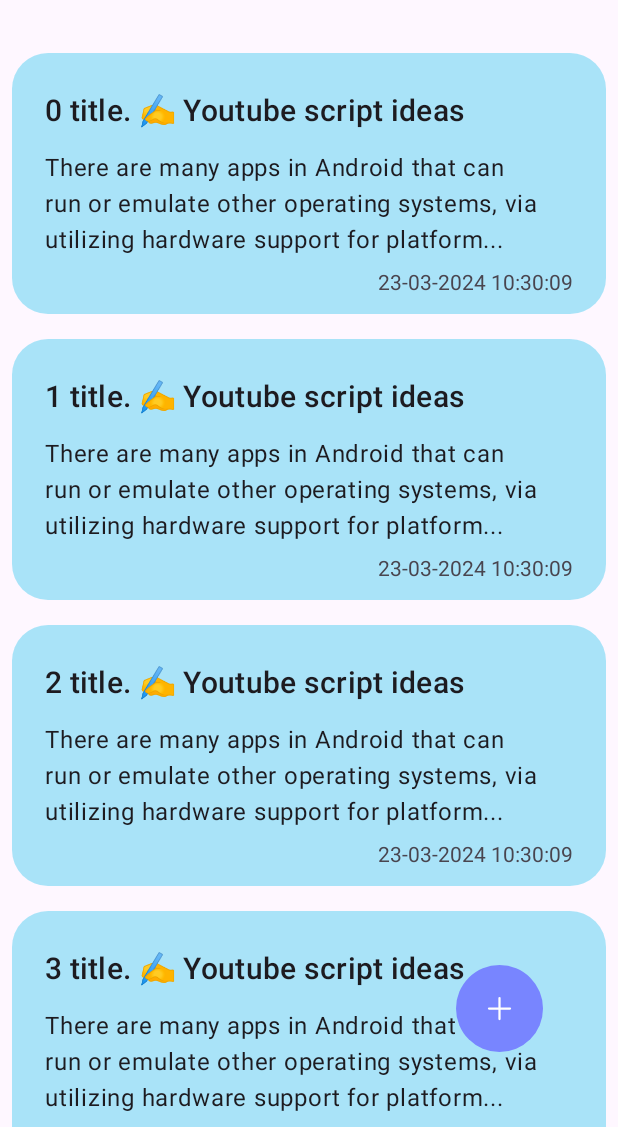
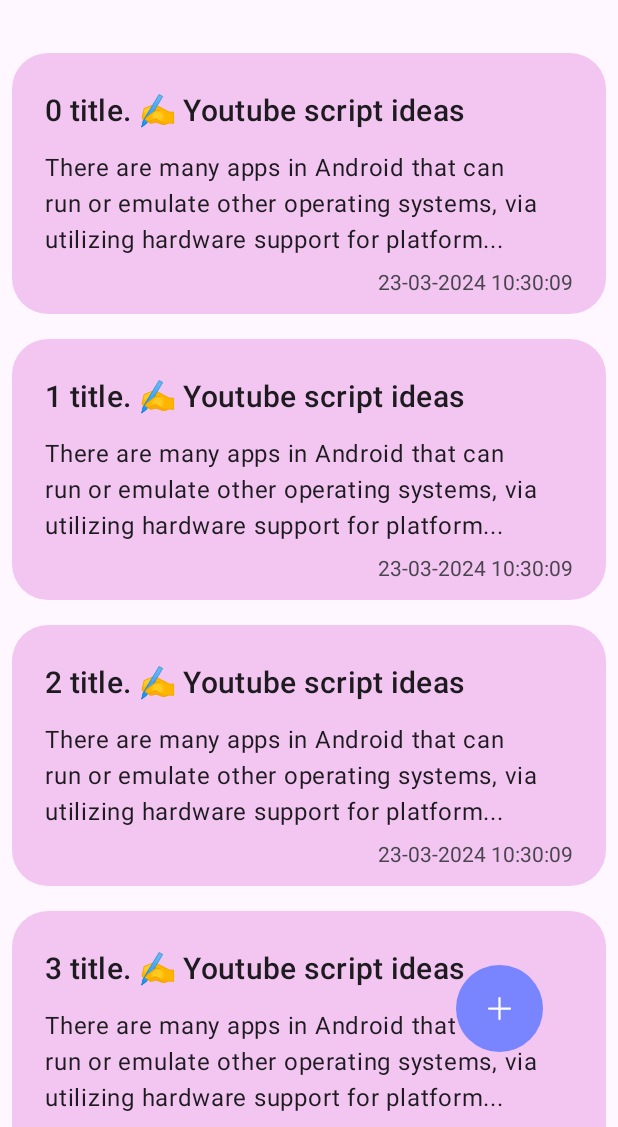
Before and after one commit to kitepea/NoteApp, an Android app: the screen it shows after launch (NoteRecyclerViewActivity), after a tap on "Login", on a phone screen of 412 x 824 dp, the part 109-1236 px from its top. Run offline under Robolectric (Android 15) with nearby library versions, the phone set to English and light mode, and no system bars; our stand-ins replace Room's generated code; 1 other tap on this screen came first.

Commit message:
Fix color change on scrolling
Dark mode issue on splash screen due to Xiaomi MIUI problem, work well on light mode

```diff
--- a/app/src/main/AndroidManifest.xml
+++ b/app/src/main/AndroidManifest.xml
@@ -25,7 +25,9 @@
 
         <activity
             android:name=".NoteRecyclerViewActivity"
-            android:exported="true"></activity>
+            android:exported="true">
+
+        </activity>
 
         <activity android:name="com.floki.noteapp.AddNoteActivity" />
     </application>
--- a/app/src/main/java/com/floki/noteapp/Adapter/NoteListAdapter.kt
+++ b/app/src/main/java/com/floki/noteapp/Adapter/NoteListAdapter.kt
@@ -10,7 +10,6 @@ import androidx.recyclerview.widget.RecyclerView
 import com.floki.noteapp.Model.Note
 import com.floki.noteapp.R
 import com.floki.noteapp.databinding.NoteItemLayoutBinding
-import kotlin.random.Random
 
 object NoteDiffUtilItemCallback : DiffUtil.ItemCallback<Note>() {
     override fun areItemsTheSame(oldItem: Note, newItem: Note): Boolean {
@@ -41,24 +40,9 @@ class NoteListAdapter() :
                     R.drawable.curve,
                     null
                 ) as GradientDrawable
-                drawable.setColor(itemView.resources.getColor(randomColor(), null))
+                drawable.setColor(itemView.resources.getColor(note.color, null))
                 noteLayout.background = drawable
             }
-        }
-
-        fun randomColor(): Int {
-            val list = ArrayList<Int>()
-
-            list.add(R.color.noteColor1)
-            list.add(R.color.noteColor2)
-            list.add(R.color.noteColor3)
-            list.add(R.color.noteColor4)
-            list.add(R.color.noteColor5)
-            list.add(R.color.noteColor6)
-
-            val seed = System.currentTimeMillis().toInt()
-            val random = Random(seed).nextInt(list.size)
-            return list[random]
         }
     }
 
--- a/app/src/main/java/com/floki/noteapp/Model/Note.kt
+++ b/app/src/main/java/com/floki/noteapp/Model/Note.kt
@@ -3,11 +3,31 @@ package com.floki.noteapp.Model
 import androidx.room.ColumnInfo
 import androidx.room.Entity
 import androidx.room.PrimaryKey
+import com.floki.noteapp.R
+import kotlin.random.Random
 
 @Entity(tableName = "notes_table")
 data class Note(
     @PrimaryKey(autoGenerate = true) val id: Int?,
     @ColumnInfo(name = "title") val title: String?,
     @ColumnInfo(name = "note") val note: String?,
-    @ColumnInfo(name = "date") val date: String?
-)
+    @ColumnInfo(name = "date") val date: String?,
+    @ColumnInfo(name = "color") val color: Int = randomColor()
+) {
+    companion object {
+        fun randomColor(): Int {
+            val list = ArrayList<Int>()
+
+            list.add(R.color.noteColor1)
+            list.add(R.color.noteColor2)
+            list.add(R.color.noteColor3)
+            list.add(R.color.noteColor4)
+            list.add(R.color.noteColor5)
+            list.add(R.color.noteColor6)
+
+            val seed = System.currentTimeMillis().toInt()
+            val random = Random(seed).nextInt(list.size)
+            return list[random]
+        }
+    }
+}
--- a/app/src/main/res/values-night/splash.xml
+++ b/app/src/main/res/values-night/splash.xml
@@ -1,7 +1,9 @@
 <?xml version="1.0" encoding="utf-8"?>
 <resources>
+
     <style name="Theme.NoteApp.MySplash" parent="Theme.SplashScreen">
         <item name="windowSplashScreenBackground">@color/primary</item>
+        <item name="windowSplashScreenIconBackgroundColor">@color/primary</item>
         <item name="windowSplashScreenAnimatedIcon">@drawable/logo</item>
         <item name="postSplashScreenTheme">@style/Theme.NoteApp</item>
     </style>
--- a/app/src/main/res/values/splash.xml
+++ b/app/src/main/res/values/splash.xml
@@ -1,8 +1,10 @@
 <?xml version="1.0" encoding="utf-8"?>
 <resources>
+
     <style name="Theme.NoteApp.MySplash" parent="Theme.SplashScreen">
         <item name="windowSplashScreenBackground">@color/primary</item>
         <item name="windowSplashScreenAnimatedIcon">@drawable/logo</item>
+        <item name="windowSplashScreenIconBackgroundColor">@color/primary</item>
         <item name="postSplashScreenTheme">@style/Theme.NoteApp</item>
     </style>
 </resources>
--- a/app/src/main/res/values/themes.xml
+++ b/app/src/main/res/values/themes.xml
@@ -1,5 +1,6 @@
-<resources xmlns:tools="http://schemas.android.com/tools">
-    <style name="Theme.NoteApp" parent="Theme.Material3.Light.NoActionBar" >
+<resources>
+
+    <style name="Theme.NoteApp" parent="Theme.Material3.Light.NoActionBar">
         <item name="android:windowTranslucentStatus">true</item>
         <item name="android:windowTranslucentNavigation">true</item>
     </style>
```
